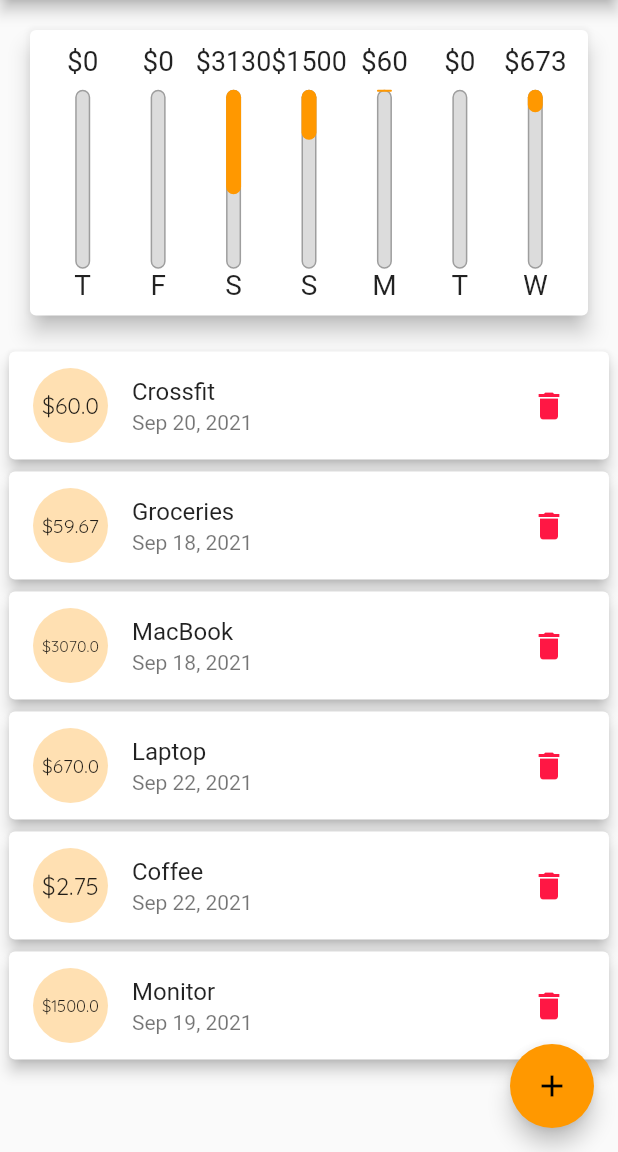
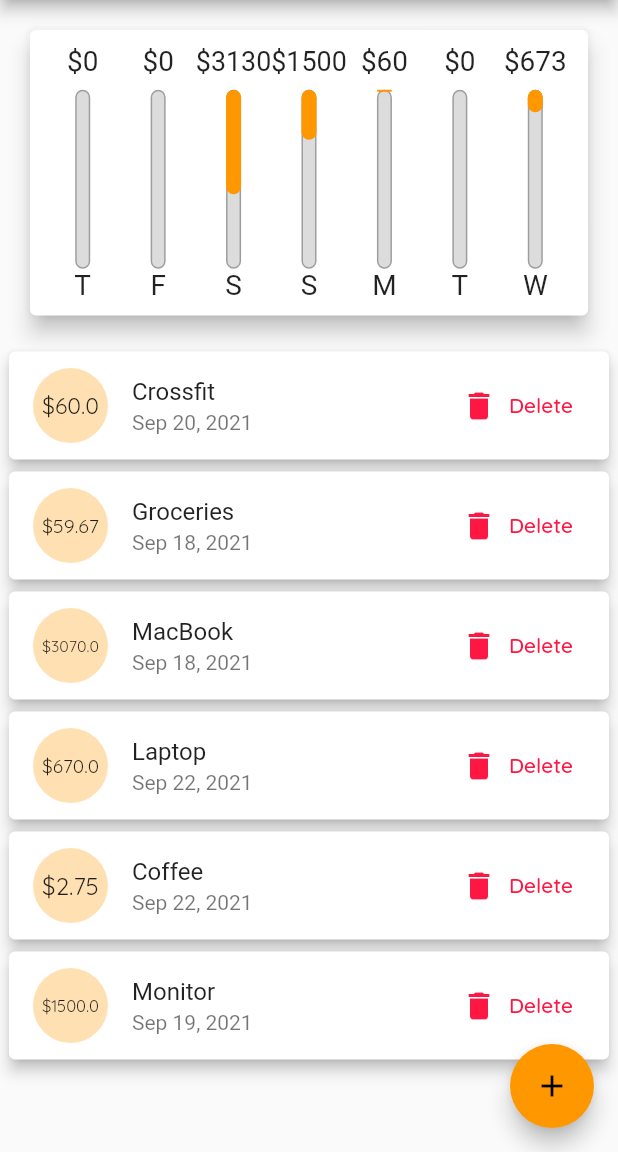
Before and after one commit to nikoioann/expenses, a Flutter app: the screen it shows after launch, on a phone screen of 412 x 824 dp, the part 84-1236 px from its top. Run offline on Flutter 3.47's test engine with Material 2 defaults, Android fonts, the phone set to English and light mode, and no system bars.

Commit message:
last of responsiveness section

```diff
--- a/lib/main.dart
+++ b/lib/main.dart
@@ -116,8 +116,9 @@ class _MyHomePageState extends State<MyHomePage> {
 
   @override
   Widget build(BuildContext context) {
-    final isLandscape =
-        MediaQuery.of(context).orientation == Orientation.landscape;
+    final mediaQuery = MediaQuery.of(context);
+
+    final isLandscape = mediaQuery.orientation == Orientation.landscape;
     final appBar = AppBar(
       title: Text('Expenses App'),
       actions: [
@@ -129,9 +130,9 @@ class _MyHomePageState extends State<MyHomePage> {
     );
 
     var transactionList = Container(
-      height: (MediaQuery.of(context).size.height -
+      height: (mediaQuery.size.height -
               appBar.preferredSize.height -
-              MediaQuery.of(context).padding.top) *
+              mediaQuery.padding.top) *
           0.7,
       child: TransactionList(
         _userTransactions,
@@ -158,9 +159,9 @@ class _MyHomePageState extends State<MyHomePage> {
               ),
             if (!isLandscape)
               Container(
-                height: (MediaQuery.of(context).size.height -
+                height: (mediaQuery.size.height -
                         appBar.preferredSize.height -
-                        MediaQuery.of(context).padding.top) *
+                        mediaQuery.padding.top) *
                     0.3,
                 child: Chart(_recentTransactions),
               ),
@@ -168,9 +169,9 @@ class _MyHomePageState extends State<MyHomePage> {
             if (isLandscape)
               _showChart
                   ? Container(
-                      height: (MediaQuery.of(context).size.height -
+                      height: (mediaQuery.size.height -
                               appBar.preferredSize.height -
-                              MediaQuery.of(context).padding.top) *
+                              mediaQuery.padding.top) *
                           0.7,
                       child: Chart(_recentTransactions),
                     )
--- a/lib/widgets/new_transaction.dart
+++ b/lib/widgets/new_transaction.dart
@@ -48,10 +48,16 @@ class _NewTransactionState extends State<NewTransaction> {
 
   @override
   Widget build(BuildContext context) {
-    return Card(
+    return SingleChildScrollView(
+      child: Card(
         elevation: 5,
         child: Container(
-        padding: EdgeInsets.all(10),
+          padding: EdgeInsets.only(
+            top: 10,
+            left: 10,
+            right: 10,
+            bottom: MediaQuery.of(context).viewInsets.bottom + 10,
+          ),
           child: Column(
             crossAxisAlignment: CrossAxisAlignment.end,
             children: [
@@ -100,6 +106,7 @@ class _NewTransactionState extends State<NewTransaction> {
             ],
           ),
         ),
+      ),
     );
   }
 }
--- a/lib/widgets/transaction_list.dart
+++ b/lib/widgets/transaction_list.dart
@@ -1,5 +1,6 @@
 import 'package:flutter/material.dart';
 import 'package:intl/intl.dart';
+
 import '../models/transaction.dart';
 
 class TransactionList extends StatelessWidget {
@@ -10,6 +11,7 @@ class TransactionList extends StatelessWidget {
 
   @override
   Widget build(BuildContext context) {
+    final mediaQuery = MediaQuery.of(context);
     return transactions.isEmpty
         ? LayoutBuilder(
             builder: (ctx, constraints) {
@@ -53,11 +55,20 @@ class TransactionList extends StatelessWidget {
                   subtitle: Text(
                     DateFormat.yMMMd().format(transactions[idx].date),
                   ),
-                  trailing: IconButton(
-                    icon: Icon(Icons.delete),
-                    color: Theme.of(context).errorColor,
-                    onPressed: () => deleteHandler(transactions[idx].id),
-                  ),
+                  trailing: mediaQuery.size.width > 400
+                      ? TextButton.icon(
+                          label: Text('Delete'),
+                          style: TextButton.styleFrom(
+                            primary: Theme.of(context).errorColor,
+                          ),
+                          onPressed: () => deleteHandler(transactions[idx].id),
+                          icon: Icon(Icons.delete),
+                        )
+                      : IconButton(
+                          icon: Icon(Icons.delete),
+                          color: Theme.of(context).errorColor,
+                          onPressed: () => deleteHandler(transactions[idx].id),
+                        ),
                 ),
               );
             },
```
Lines whose indentation alone changed are shown as unchanged.
